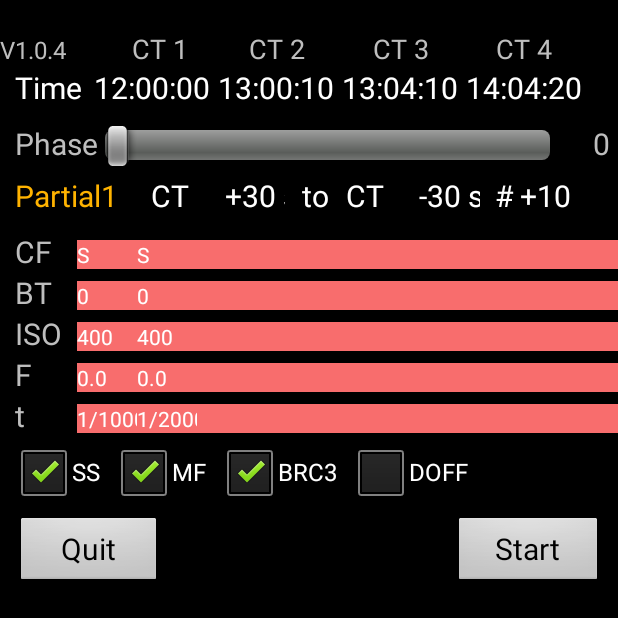
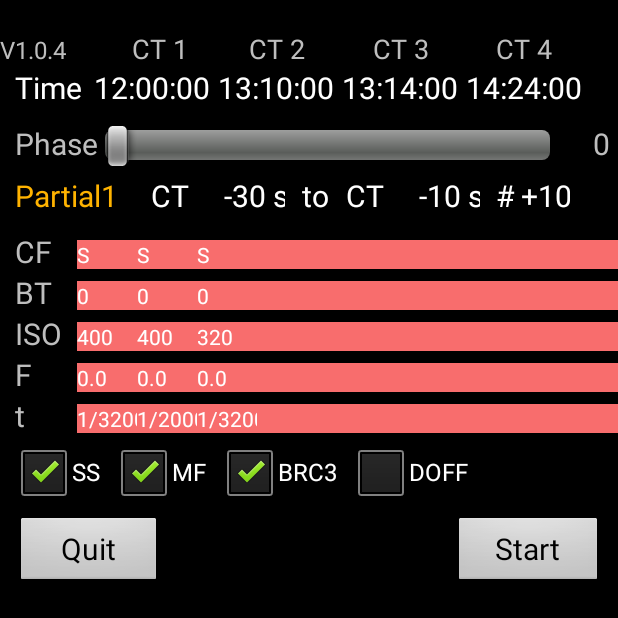
Before and after one commit to pyzahl/SoFiMagic, an Android app: the screen it shows after launch (SettingsActivity), on a phone screen of 412 x 824 dp. Shown: the top 618 px of the screen. Run offline under Robolectric (Android 15) with nearby library versions, the phone set to English and light mode, and no system bars; libraries missing offline, so code that uses them is left out: com.sony.scalar; pictures from the network do not load; 7 statements that could not run were skipped.

Commit message:
optimizing testing shooting procedure implemented continuous Burst shooting -- count is off, not sure how to get actual shutter counts.

```diff
--- a/app/src/main/java/com/github/pyzahl/sofimagic/Settings.java
+++ b/app/src/main/java/com/github/pyzahl/sofimagic/Settings.java
@@ -210,18 +210,18 @@ class Settings {
 
         // Default Contact Times
         tc1 = 3600*12;
-        tc2 = tc1+60*60+10;
+        tc2 = tc1+60*60+10*60;
         tc3 = tc2+4*60;
-        tc4 = tc3+60*60+10;
+        tc4 = tc3+60*60+10*60;
 
         // initialze programn defaults
         int phase=0;    // 0,... 7 for Partial1, Contact2, TotalA, TotalMax, TotalB, Contact3, Partial2
 
         // C1..C2 Partial1 Shooting
-        magic_program[phase] = new shoot_program("Partial1", 1,2,+30, -30, 10);
-        int[] P1PartialBursts          = {0,             0,       0 };  // only used for Continuous Shooting Limit (Burst Mode) CFlag = C: Bursting time in sec.
-        int[] P1PartialISOs            = {400,          400,       0 }; // 0=END
-        int[][] P1PartialShutterSpeeds = {{1,1000},    {1, 2000}, {0,0}};
+        magic_program[phase] = new shoot_program("Partial1", 1,2,-30, -10, 100);
+        int[] P1PartialBursts          = {0,          0,         0,         0 };  // only used for Continuous Shooting Limit (Burst Mode) CFlag = C: Bursting time in sec.
+        int[] P1PartialISOs            = {400,        400,       320,       0 }; // 0=END
+        int[][] P1PartialShutterSpeeds = {{1,3200},  {1, 2000}, {1, 3200}, {0,0}};
         for (int i=0; P1PartialISOs[i]>0; i++) {
             magic_program[phase].CameraFlags[i]= 'S';
             magic_program[phase].BurstCounts[i]= P1PartialBursts[i];
@@ -234,13 +234,13 @@ class Settings {
 
         // C2 Shooting Parameters
         // Diamond Ring, Baily's Beats, ...
-        magic_program[phase] = new shoot_program("Contact2", 2,2,-5, +5, -1);
-        int[] C2ShootingBursts          = {4,            0};  // Bursting time in sec.
+        magic_program[phase] = new shoot_program("Contact2", 2,2,-6, +6, -1);
+        int[] C2ShootingBursts          = {12,            0}; // Bursting time in sec.
         int[] C2ShootingISOs            = {100,           0}; // 0=END
         int[][] C2ShootingShutterSpeeds = {{1,4000},    {0,0}};
         for (int i=0; C2ShootingISOs[i]>0; i++) {
             magic_program[phase].CameraFlags[i]= 'C';
-            magic_program[phase].BurstCounts[i]= C2ShootingBursts[i];
+            magic_program[phase].BurstCounts[i]= C2ShootingBursts[i]; // Contineous shooting Time
             magic_program[phase].ISOs[i]       = C2ShootingISOs[i];
             magic_program[phase].Fs[i]         = 0;
             magic_program[phase].ShutterSpeeds[i][0] = C2ShootingShutterSpeeds[i][0];
@@ -250,7 +250,7 @@ class Settings {
 
         // Totality C2..C3 parameters in three sections.
         // Totality C2...Max
-        magic_program[phase] = new shoot_program("TotalityA", 2,0, +5, -30, -1);
+        magic_program[phase] = new shoot_program("TotalityA", 2,0, +6, -30, -1);
         int[] TotalityABursts          = {0,          0,        0,        0,        0,        0,        0,        0,        0,        0,        0,         0 };
         int[] TotalityAISOs            = { 50,       100,      400,      800,      800,      800,      800,      800,      800,      800,      800,         0 }; // 0=END
         int[][] TotalityAShutterSpeeds = { {1,4000}, {1,2000}, {1,1000}, {1,1000}, {1, 500}, {1, 250}, {1, 100}, {1,  50}, {1,  20}, {1,   4}, {1,  1},    {0,0} };
@@ -266,7 +266,7 @@ class Settings {
 
         // Totality Max..C3
         magic_program[phase] = new shoot_program("MaxTotality", 0,0,-30, +30, -1);
-        int[] MaxTotalityBursts          = {0,          0,        0,        0,        0,        0,        0,        0,        0,        0,        0,        0,          0 };
+        int[] MaxTotalityBursts          = {0,          0,        0,        0,        0,        0,        0,        0,        0,        0,        0,        0,           0 };
         int[] MaxTotalityISOs            = { 100,      400,      800,      800,      800,      800,      800,      800,      800,      800,      800,      800,          0 }; // 0=END
         int[][] MaxTotalityShutterSpeeds = { {1,1000}, {1,1000}, {1,1000}, {1, 500}, {1,1000}, {1, 500}, {1,1000}, {1, 500}, {1, 100}, {1,  20}, {1,   1}, {2, 1},      {0,0} };
         for (int i=0; MaxTotalityISOs[i]>0; i++) {
@@ -280,7 +280,7 @@ class Settings {
         phase++;
 
         // Totality Max..C3
-        magic_program[phase] = new shoot_program("TotalityB", 0,3,+30, -5, -1);
+        magic_program[phase] = new shoot_program("TotalityB", 0,3,+30, -6,-1);
         int[] TotalityBBursts          = {0,          0,        0,        0,        0,        0,        0,        0,        0,        0,        0,         0 }; // 0=END, -1, regular (no burst)
         int[] TotalityBISOs            = { 50,       100,      400,      800,      800,      800,      800,      800,      800,      800,      800,         0 }; // 0=END
         int[][] TotalityBShutterSpeeds = { {1,4000}, {1,2000}, {1,1000}, {1,1000}, {1, 500}, {1, 250}, {1, 100}, {1,  50}, {1,  20}, {1,   4}, {1,  1},    {0,0} };
@@ -296,8 +296,8 @@ class Settings {
 
         // C3 Shooting Parameters
         // Diamond Ring, Baily's Beats, ...
-        magic_program[phase] = new shoot_program("Contact3", 3,3,-5, +5, -1);
-        int[] C3ShootingBursts          = {4,            0};  // Bursting time in sec.
+        magic_program[phase] = new shoot_program("Contact3", 3,3,-6, +6, -1);
+        int[] C3ShootingBursts          = {12,            0};  // Bursting time in sec.
         int[] C3ShootingISOs            = {100,           0}; // 0=END
         int[][] C3ShootingShutterSpeeds = {{1,4000},    {0,0}};
         for (int i=0; C3ShootingISOs[i]>0; i++) {
@@ -311,10 +311,10 @@ class Settings {
         phase++;
 
         // C3..C4 Partial2 Shooting
-        magic_program[phase] = new shoot_program("Partial2", 3,4,+30, -30, 10);
-        int[] P2PartialBursts          = {0,             0,       0 };
-        int[] P2PartialISOs            = {400,          400,       0 }; // 0=END
-        int[][] P2PartialShutterSpeeds = {{1,1000},    {1, 2000}, {0,0}};
+        magic_program[phase] = new shoot_program("Partial2", 3,4,+10, +30, 100);
+        int[] P2PartialBursts          = {0,          0,         0,         0 };  // only used for Continuous Shooting Limit (Burst Mode) CFlag = C: Bursting time in sec.
+        int[] P2PartialISOs            = {400,        400,       320,       0 }; // 0=END
+        int[][] P2PartialShutterSpeeds = {{1,3200},  {1, 2000}, {1, 3200}, {0,0}};
         for (int i=0; P2PartialISOs[i]>0; i++) {
             magic_program[phase].CameraFlags[i]= 'S';
             magic_program[phase].BurstCounts[i]= P2PartialBursts[i];
--- a/app/src/main/java/com/github/pyzahl/sofimagic/SettingsActivity.java
+++ b/app/src/main/java/com/github/pyzahl/sofimagic/SettingsActivity.java
@@ -106,7 +106,7 @@ public class SettingsActivity extends BaseActivity
         tvPhaseEnd.setUnit("s");
 
         tvNumShots = (IndexEntry) findViewById(R.id.tvNumberShots);
-        tvNumShots.setRange(-1, 99);
+        tvNumShots.setRange(-1, 9999);
         tvNumShots.setPrefix("#");
 
         TableRow trFlags       = (TableRow)findViewById(R.id.rowFlagsList);
```
